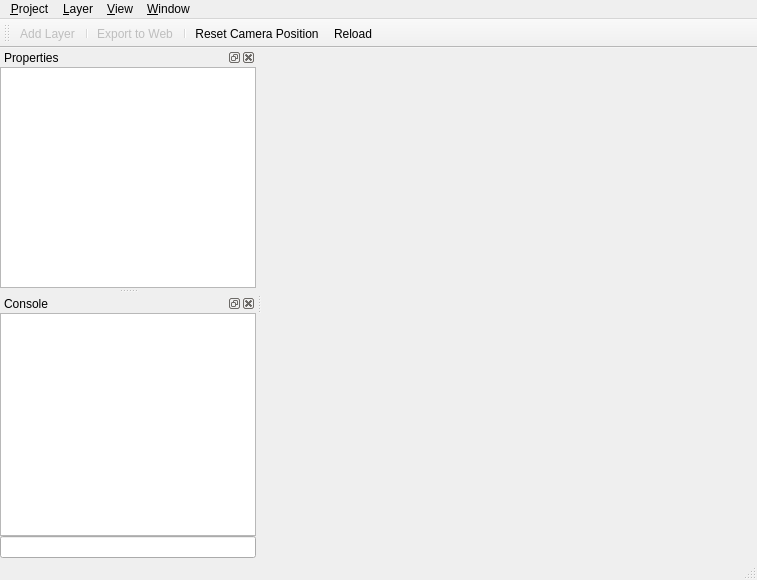
Old version of the form viewer2/q3dwindow.ui in the repository minorua/Qgis2threejs.
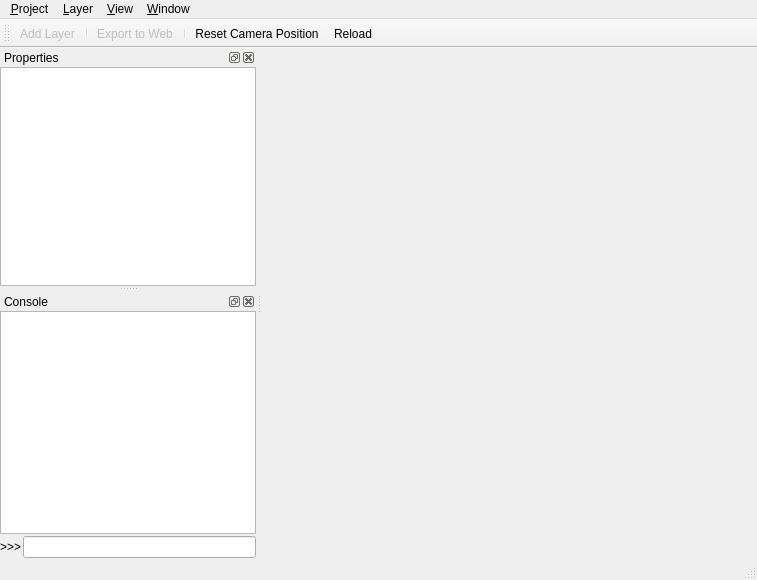
New version of the form. Custom widgets are drawn as their Qt base class.

Commit message: LiveExporter: run javascript code in console input box

The edit to the form file:
```diff
--- a/viewer2/q3dwindow.ui
+++ b/viewer2/q3dwindow.ui
@@ -161,7 +161,7 @@
    <widget class="QWidget" name="dockWidgetContents_2">
     <layout class="QVBoxLayout" name="verticalLayout_3">
      <property name="spacing">
-      <number>0</number>
+      <number>2</number>
      </property>
      <property name="margin">
       <number>0</number>
@@ -170,7 +170,21 @@
       <widget class="QListWidget" name="listWidgetDebugView"/>
      </item>
      <item>
-      <widget class="QLineEdit" name="lineEditInputBox"/>
+      <layout class="QHBoxLayout" name="horizontalLayout">
+       <property name="spacing">
+        <number>2</number>
+       </property>
+       <item>
+        <widget class="QLabel" name="label">
+         <property name="text">
+          <string>&gt;&gt;&gt;</string>
+         </property>
+        </widget>
+       </item>
+       <item>
+        <widget class="QLineEdit" name="lineEditInputBox"/>
+       </item>
+      </layout>
      </item>
     </layout>
    </widget>
```
The commit also changes 2 other files.
